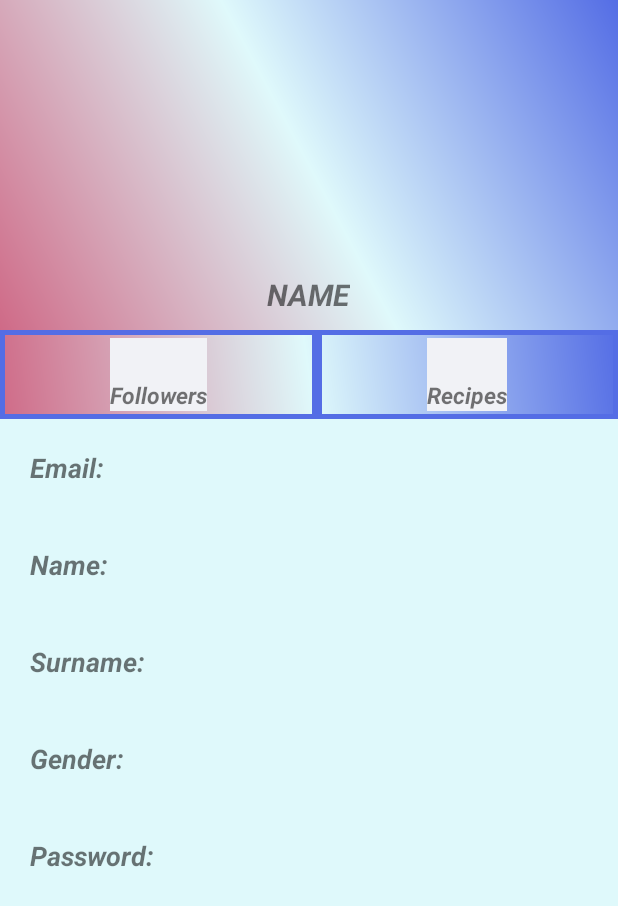
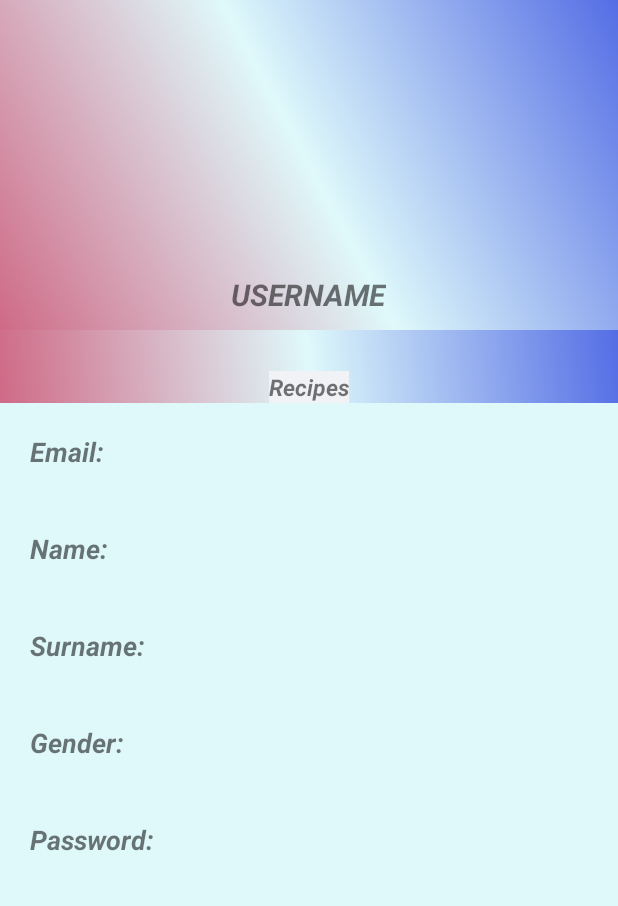
Before and after one commit to CSE343-NEFIZZO/project, an Android app: the Profile screen opened directly, with no data from a screen before it, on a phone screen of 412 x 824 dp. Shown: the top 906 px of the screen. Run offline under Robolectric (Android 15) with nearby library versions, the phone set to English and light mode, and no system bars; our stand-ins replace Firebase (no records; nobody signed in at launch, a user with empty details on screens opened directly).

Commit message:
profile updated
profile updated

```diff
--- a/app/build.gradle
+++ b/app/build.gradle
@@ -35,4 +35,7 @@ dependencies {
     androidTestImplementation 'androidx.test.ext:junit:1.1.2'
     androidTestImplementation 'androidx.test.espresso:espresso-core:3.3.0'
 
+    androidTestImplementation 'androidx.test:runner:1.1.0'
+    androidTestImplementation 'androidx.test:rules:1.1.0'
+
 }
--- a/app/src/main/java/com/example/nefizzo/LoginScreen.java
+++ b/app/src/main/java/com/example/nefizzo/LoginScreen.java
@@ -25,7 +25,6 @@ public class LoginScreen extends AppCompatActivity {
     String mailtxt,passwordtxt;
     private FirebaseAuth mAuth;
     private FirebaseUser user;
-
 
     @Override
     protected void onCreate(Bundle savedInstanceState) {
--- a/app/src/main/java/com/example/nefizzo/Profile.java
+++ b/app/src/main/java/com/example/nefizzo/Profile.java
@@ -1,18 +1,50 @@
 package com.example.nefizzo;
 
+import androidx.annotation.NonNull;
 import androidx.appcompat.app.AppCompatActivity;
 
 import android.os.Bundle;
 import android.widget.TextView;
+
+import com.google.firebase.database.DataSnapshot;
+import com.google.firebase.database.DatabaseError;
+import com.google.firebase.database.DatabaseReference;
+import com.google.firebase.database.FirebaseDatabase;
+import com.google.firebase.database.ValueEventListener;
 
 import java.util.ArrayList;
 
 public class Profile extends AppCompatActivity {
 
     TextView mail,name,surname,username,gender,password;
+    DatabaseReference userRef;
+
     @Override
     protected void onCreate(Bundle savedInstanceState) {
         super.onCreate(savedInstanceState);
         setContentView(R.layout.activity_profile);
+        defineValues();
+    }
+
+    public void defineValues(){
+        username = findViewById(R.id.usernameProfil);
+        name = findViewById(R.id.nameProfil);
+        surname = findViewById(R.id.surnameProfil);
+        password = findViewById(R.id.passwordProfil);
+        mail = findViewById(R.id.mailProfil);
+        gender = findViewById(R.id.genderProfil);
+    }
+
+    public void readData() {
+        userRef = FirebaseDatabase.getInstance().getReference("Members");
+        userRef.addValueEventListener(new ValueEventListener() {
+            @Override
+            public void onDataChange(@NonNull DataSnapshot snapshot) {
+            }
+
+            @Override
+            public void onCancelled(@NonNull DatabaseError error) {
+            }
+        });
     }
 }
--- a/app/src/main/res/layout/activity_profile.xml
+++ b/app/src/main/res/layout/activity_profile.xml
@@ -24,7 +24,6 @@
                     android:layout_height="120dp"
                     android:layout_margin="9dp"
                     android:adjustViewBounds="true"
-
                     ></ImageView>
 
             </RelativeLayout>
@@ -34,10 +33,11 @@
                 android:layout_height="wrap_content"
                 android:layout_below="@+id/userImage"
                 android:layout_centerHorizontal="true"
-                android:text="Name"
+                android:text="USERNAME"
                 android:textAllCaps="true"
                 android:padding="10dp"
                 android:textStyle="bold|italic"
+                android:id="@+id/usernameProfil"
                 android:textSize="20sp"
                 android:layout_marginTop="15dp"
                 ></TextView>
@@ -47,32 +47,17 @@
         <LinearLayout
             android:layout_width="match_parent"
             android:layout_height="wrap_content"
-            android:orientation="horizontal"
+            android:orientation="vertical"
             android:id="@+id/FollowersRecipes"
+            android:gravity="center"
             android:background="@drawable/grad"
             android:layout_below="@+id/topLayout">
-
-            <RelativeLayout
-                android:layout_width="wrap_content"
-                android:layout_gravity="center"
-                android:padding="5dp"
-                android:layout_weight="1"
-                android:background="@drawable/border"
-                android:gravity="center"
-                android:layout_height="wrap_content">
-
-                <LinearLayout
-                    android:layout_width="wrap_content"
-                    android:orientation="vertical"
-                    android:gravity="center_horizontal"
-                    android:background="@color/kırıkbeyaz"
-                    android:layout_height="wrap_content">
 
                 <TextView
                     android:layout_width="wrap_content"
                     android:layout_height="wrap_content"
                     android:gravity="center"
-                        android:id="@+id/followersNum"
+                    android:id="@+id/RecipeNum"
                     android:layout_gravity="center_horizontal"
                     android:textSize="20dp"
                     android:textStyle="bold|italic"
@@ -82,55 +67,13 @@
                 <TextView
                     android:layout_width="wrap_content"
                     android:layout_height="wrap_content"
-                        android:text="Followers"
+                    android:text="Recipes"
                     android:textSize="15dp"
                     android:gravity="center"
                     android:textStyle="bold|italic"
                     android:layout_gravity="center_horizontal"
                     android:background="#f1f2f6"
                     ></TextView>
-
-                </LinearLayout>
-
-            </RelativeLayout>
-
-            <RelativeLayout
-                android:layout_width="wrap_content"
-                android:layout_gravity="center"
-                android:padding="5dp"
-                android:gravity="center"
-                android:background="@drawable/border"
-                android:layout_weight="1"
-                android:layout_height="wrap_content">
-
-                <LinearLayout
-                    android:layout_width="wrap_content"
-                    android:orientation="vertical"
-                    android:background="@color/kırıkbeyaz"
-                    android:gravity="center_horizontal"
-                    android:layout_height="wrap_content">
-
-                    <TextView
-                        android:layout_width="wrap_content"
-                        android:layout_height="wrap_content"
-                        android:textSize="20dp"
-                        android:id="@+id/recipesNum"
-                        android:textStyle="bold|italic"
-                        android:background="#f1f2f6"
-                        ></TextView>
-
-                    <TextView
-                        android:layout_width="wrap_content"
-                        android:layout_height="wrap_content"
-                        android:text="Recipes"
-                        android:textSize="15dp"
-                        android:textStyle="bold|italic"
-                        android:background="#f1f2f6"
-                        ></TextView>
-
-                </LinearLayout>
-
-            </RelativeLayout>
 
         </LinearLayout>
 
```
Lines whose indentation alone changed are shown as unchanged.
